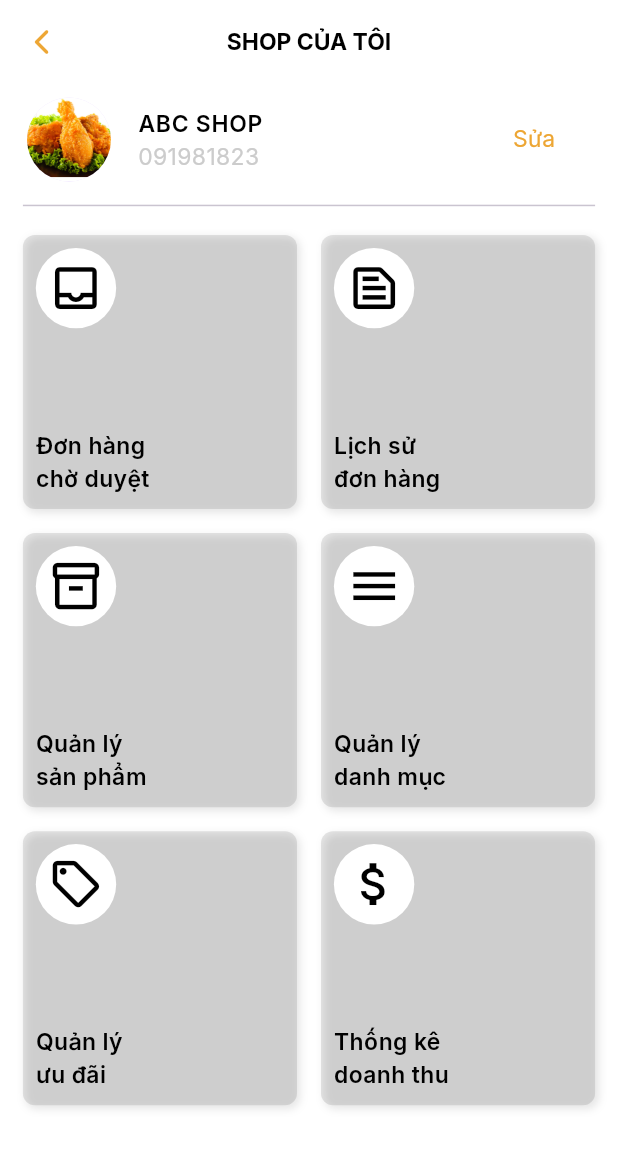
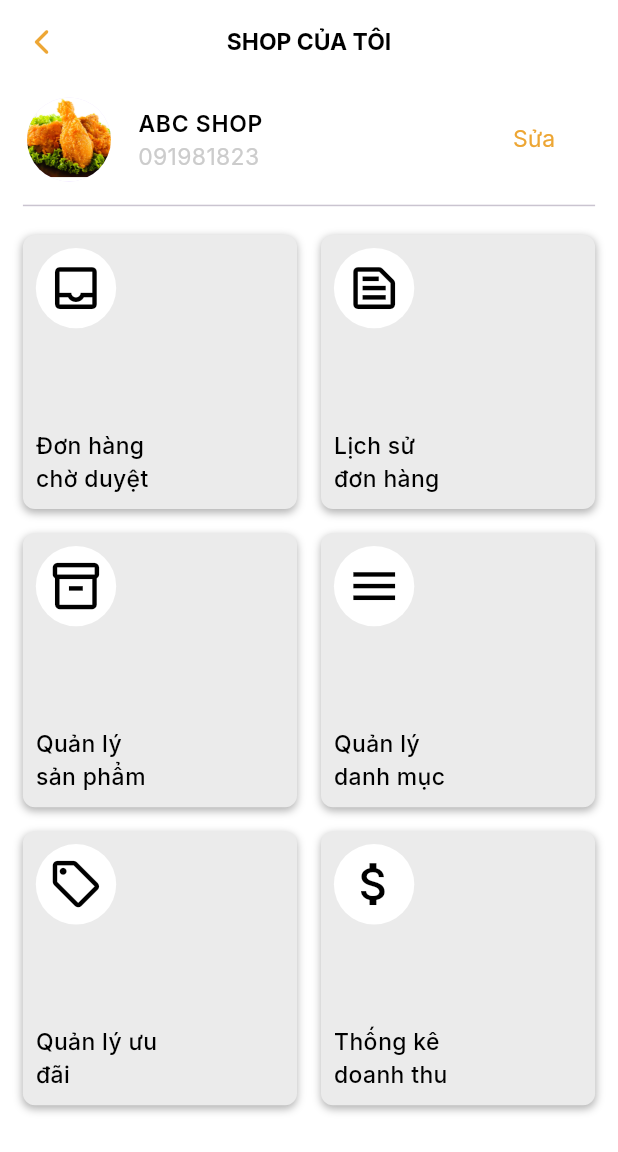
Before and after one commit to QuaiAng/All-Food, a Flutter app: the screen it shows after launch, on a phone screen of 412 x 824 dp. Shown: the top 1152 px of the screen. Run offline on Flutter 3.47's test engine with Material 3 defaults, Android fonts, the phone set to English and light mode, and no system bars; our stand-ins replace animated_splash_screen, flutter_slidable, google_fonts, lottie, pinput, sizer and 1 more.

Commit message:
edit shopmanagescreen

```diff
--- a/fastfoodapp/lib/presentation/pages/shopmanagementscreen.dart
+++ b/fastfoodapp/lib/presentation/pages/shopmanagementscreen.dart
@@ -107,13 +107,13 @@ class Shopmanagementscreen extends StatelessWidget {
       onTap: () {},
       child: Container(
         decoration: BoxDecoration(
-          color: Colors.black26.withOpacity(0.1),
+          color: const Color.fromARGB(255, 235, 235, 235),
           borderRadius: BorderRadius.circular(8),
           boxShadow: [
             BoxShadow(
-              color: Colors.black.withOpacity(0.1), // Màu của bóng
+              color: Colors.black.withOpacity(0.3), // Màu của bóng
               blurRadius: 4, // Độ mờ của bóng
-              offset: Offset(2, 2), // Độ dịch chuyển của bóng (x, y)
+              offset: Offset(0, 2), // Độ dịch chuyển của bóng (x, y)
             ),
           ],
         ),
@@ -130,7 +130,7 @@ class Shopmanagementscreen extends StatelessWidget {
                 color: Colors.white,
                 shape: BoxShape.circle,
               ),
-              child: Icon(icon, size: 25.sp, color: Colors.black),
+              child: Icon(icon, size: 25.sp, color: Colors.black, weight: 0.5),
             ),
             SizedBox(height: 8),
             // Tiêu đề giới hạn diện tích
@@ -140,7 +140,7 @@ class Shopmanagementscreen extends StatelessWidget {
                   maxLines: 2, // Tối đa 2 dòng
                   overflow: TextOverflow.ellipsis, // Cắt bớt nếu quá dài
                   style: StylesOfWidgets.textStyle1(
-                      fs: SizeOfWidget.sizeOfH3, fw: FontWeight.w600)),
+                      fs: SizeOfWidget.sizeOfH3, fw: FontWeight.w500)),
             ),
           ],
         ),
```
